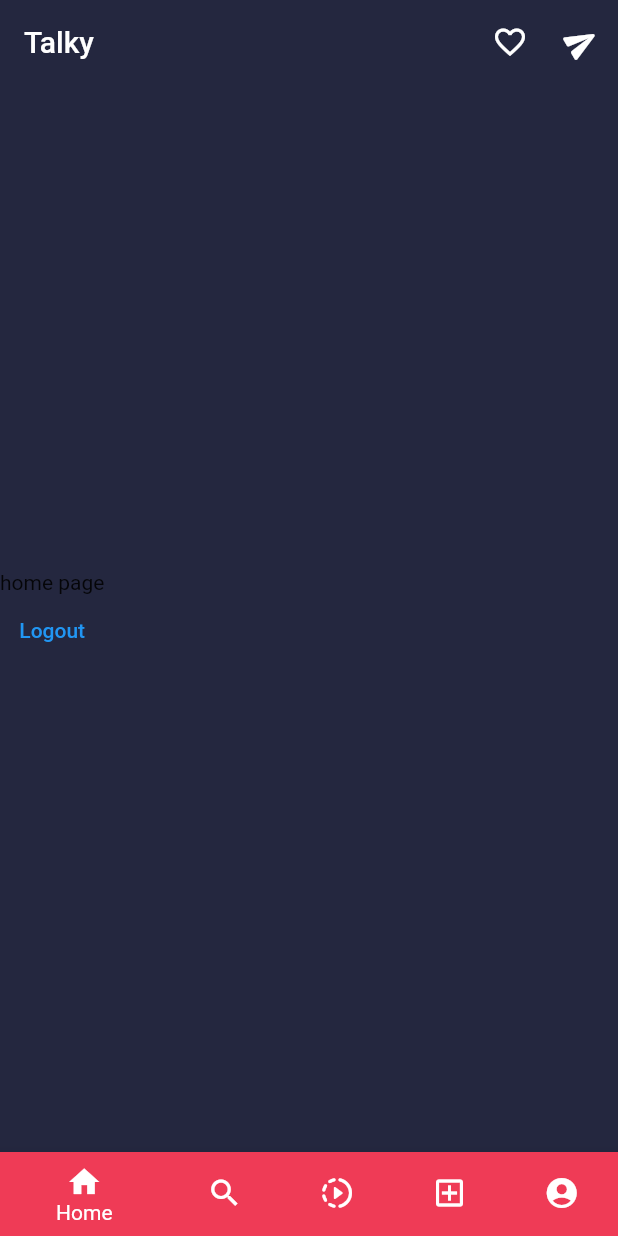
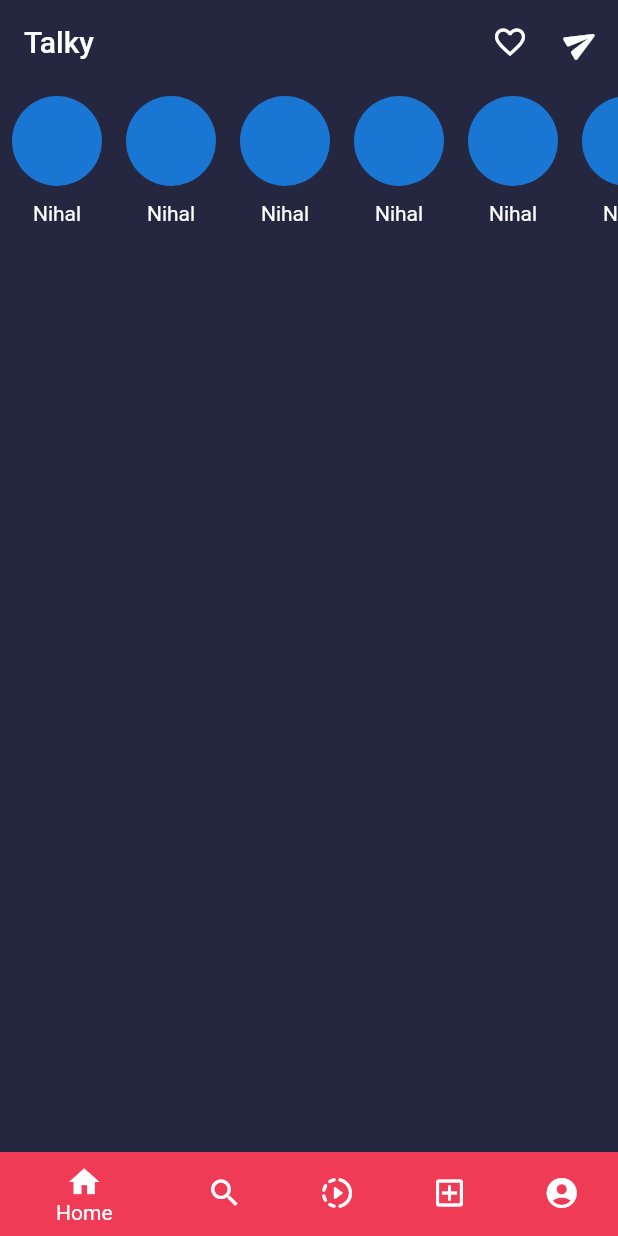
Before and after one commit to MuhammedNihalcp/social_media_app, a Flutter app: the screen it shows once a user with an empty profile is signed in, on a phone screen of 412 x 824 dp. Run offline on Flutter 3.47's test engine with Material 2 defaults, Android fonts, the light colour scheme and no system bars; our stand-ins replace cloud_firestore, firebase_auth, firebase_core, flutter_otp_text_field, google_fonts; missing offline and left inert: email_auth; accounts and stored records are empty.

Commit message:
add home story widgets

```diff
--- a/lib/Screen/home/view/home_view.dart
+++ b/lib/Screen/home/view/home_view.dart
@@ -5,12 +5,15 @@ import 'package:flutter/material.dart';
 import 'package:provider/provider.dart';
 import 'package:social_media_app/Screen/auth/sign_up_screen/controller/sign_up_controller.dart';
 import 'package:social_media_app/core/const_color.dart';
+import 'package:social_media_app/core/const_style.dart';
 
 class ScreenHome extends StatelessWidget {
   const ScreenHome({super.key});
 
   @override
   Widget build(BuildContext context) {
+    double width = MediaQuery.of(context).size.width;
+    double height = MediaQuery.of(context).size.height;
     return Scaffold(
       backgroundColor: authbackgroundColor,
       appBar: AppBar(
@@ -38,15 +41,35 @@ class ScreenHome extends StatelessWidget {
       body: Consumer<SignUPController>(
         builder: (context, value, child) => SafeArea(
           child: Column(
-            mainAxisAlignment: MainAxisAlignment.center,
-            crossAxisAlignment: CrossAxisAlignment.center,
             children: [
-              const Text('home page'),
-              TextButton(
-                onPressed: () {
-                  FirebaseAuth.instance.signOut();
-                },
-                child: const Text('Logout'),
+              LimitedBox(
+                maxHeight: height * 0.2,
+                child: ListView(
+                  scrollDirection: Axis.horizontal,
+                  children: List.generate(
+                    10,
+                    (index) => Padding(
+                      padding: const EdgeInsets.all(8.0),
+                      child: InkWell(
+                        onTap: () {},
+                        child: Column(
+                          children: const [
+                            CircleAvatar(
+                              radius: 30,
+                            ),
+                            kheight10,
+                            Text(
+                              'Nihal',
+                              style: TextStyle(
+                                color: colorWhith,
+                              ),
+                            )
+                          ],
+                        ),
+                      ),
+                    ),
+                  ),
+                ),
               )
             ],
           ),
--- a/lib/Screen/profile_screen/view/profile_view.dart
+++ b/lib/Screen/profile_screen/view/profile_view.dart
@@ -1,6 +1,9 @@
+import 'package:firebase_auth/firebase_auth.dart';
 import 'package:flutter/material.dart';
 import 'package:flutter/src/widgets/framework.dart';
 import 'package:flutter/src/widgets/placeholder.dart';
+import 'package:provider/provider.dart';
+import 'package:social_media_app/Screen/auth/sign_up_screen/controller/sign_up_controller.dart';
 import 'package:social_media_app/core/const_color.dart';
 
 class ScreenProfile extends StatelessWidget {
@@ -8,12 +11,19 @@ class ScreenProfile extends StatelessWidget {
 
   @override
   Widget build(BuildContext context) {
-    return const Scaffold(
+    return Scaffold(
       backgroundColor: authbackgroundColor,
-      body: SafeArea(
-          child: Center(
-        child: Text('Screen Profile'),
-      )),
+      body: Consumer<SignUPController>(builder: (context, value, child) {
+        return SafeArea(
+            child: Center(
+          child: TextButton(
+            onPressed: () {
+              FirebaseAuth.instance.signOut();
+            },
+            child: const Text('Logout'),
+          ),
+        ));
+      }),
     );
   }
 }
```
